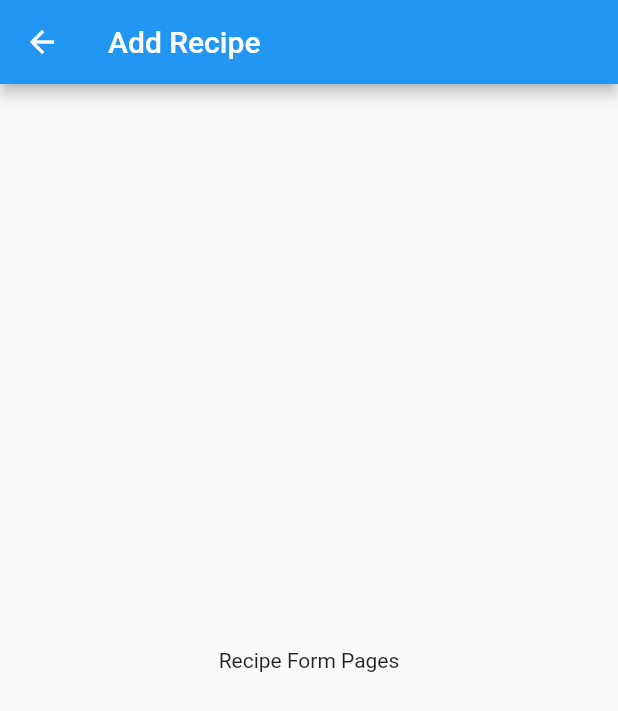
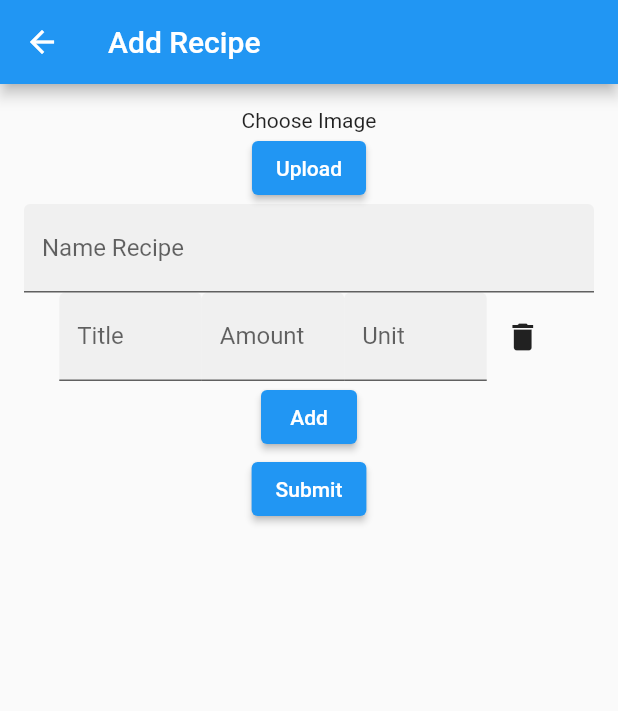
Before and after one commit to personal-by-molysulfur/diy-recipe-flutter, a Flutter app: the RecipeFormPage screen opened directly, on a phone screen of 412 x 824 dp. Shown: the top 711 px of the screen. Run offline on Flutter 3.47's test engine with Material 2 defaults, Android fonts, the phone set to English and light mode, and no system bars; our stand-ins replace image_picker.

Commit message:
dynamic form

```diff
--- a/lib/pages/recipe_form.dart
+++ b/lib/pages/recipe_form.dart
@@ -1,5 +1,22 @@
+import 'dart:io';
+
+import 'package:diy_recipe/widgets/recipe_text_field.dart';
 import 'package:flutter/cupertino.dart';
 import 'package:flutter/material.dart';
+import 'package:image_picker/image_picker.dart';
+
+class RecipeFormField {
+  final int index;
+  final TextEditingController titleController;
+  final TextEditingController amountController;
+  final TextEditingController unitController;
+
+  const RecipeFormField(
+      {this.index = 0,
+      this.titleController,
+      this.amountController,
+      this.unitController});
+}
 
 class RecipeFormPage extends StatefulWidget {
   static const String baseRoute = '/recipe_form';
@@ -9,21 +26,142 @@ class RecipeFormPage extends StatefulWidget {
 }
 
 class _RecipeFormPage extends State<RecipeFormPage> {
+  final _formKey = GlobalKey<FormState>();
+  final _nameController = TextEditingController();
+  PickedFile _image;
+
+  final picker = ImagePicker();
+
+  List<RecipeFormField> _fields = [
+    RecipeFormField(
+        index: 0,
+        titleController: TextEditingController(),
+        amountController: TextEditingController(),
+        unitController: TextEditingController())
+  ];
+
+  Future getImageFromGallery() async {
+    final pickedFile = await picker.getImage(source: ImageSource.gallery);
+    setState(() {
+      if (pickedFile != null) {
+        _image = new PickedFile(pickedFile.path);
+      } else {
+        print('No image selected.');
+      }
+    });
+  }
+
+  Future getImageFromCamera() async {
+    final pickedFile = await picker.getImage(source: ImageSource.camera);
+    setState(() {
+      if (pickedFile != null) {
+        _image = new PickedFile(pickedFile.path);
+      } else {
+        print('No image selected.');
+      }
+    });
+  }
+
+  _showPicker(context) {
+    showModalBottomSheet(
+        context: context,
+        builder: (buildCotext) {
+          return Container(
+            child: Wrap(
+              children: [
+                ListTile(
+                  leading: Icon(Icons.photo_library),
+                  title: Text("Gallery"),
+                  onTap: () async {
+                    getImageFromGallery();
+                  },
+                ),
+                ListTile(
+                  leading: Icon(Icons.photo_camera),
+                  title: Text("Camera"),
+                  onTap: () async {
+                    getImageFromCamera();
+                  },
+                )
+              ],
+            ),
+          );
+        });
+  }
+
   @override
   Widget build(BuildContext context) {
     return Scaffold(
         appBar: AppBar(
           title: Text("Add Recipe"),
         ),
-        body: Center(
-          child: Column(
-            mainAxisAlignment: MainAxisAlignment.center,
-            children: <Widget>[
-              Text(
-                'Recipe Form Pages',
-              )
-            ],
-          ),
-        ));
+        body: SingleChildScrollView(
+            child: Form(
+                key: _formKey,
+                child: Padding(
+                  padding:
+                      const EdgeInsets.symmetric(vertical: 16, horizontal: 16),
+                  child: Column(
+                    children: <Widget>[
+                      _image == null
+                          ? Text("Choose Image")
+                          : Image.file(
+                              File(_image.path),
+                              height: 200,
+                            ),
+                      ElevatedButton(
+                          onPressed: () {
+                            _showPicker(context);
+                          },
+                          child: Text("Upload")),
+                      TextFormField(
+                        decoration: InputDecoration(
+                            labelText: "Name Recipe",
+                            filled: true,
+                            hintText: "Name Recipe"),
+                        controller: _nameController,
+                        validator: (value) {
+                          if (value.isEmpty) {
+                            return "Enter name here.";
+                          }
+                          return null;
+                        },
+                      ),
+                      for (final field in _fields)
+                        RecipeTextField(
+                            field: field,
+                            onRemove: (int position) {
+                              setState(() {
+                                _fields.removeAt(position);
+                                print(_fields.length);
+                              });
+                            }),
+                      ElevatedButton(
+                          onPressed: () {
+                            setState(() {
+                              _fields.add(RecipeFormField(
+                                  index: _fields.length - 1,
+                                  titleController: TextEditingController(),
+                                  amountController: TextEditingController(),
+                                  unitController: TextEditingController()));
+                            });
+                            print(_fields.length);
+                          },
+                          child: Text("Add")),
+                      ElevatedButton(
+                          onPressed: () {
+                            if (_formKey.currentState.validate()) {
+                              print(_nameController.text);
+                              _fields.forEach((element) {
+                                print("${element.titleController.text}"
+                                    "${element.amountController.text}"
+                                    "${element.unitController.text}");
+                              });
+                            }
+                          },
+                          child: Text("Submit")),
+                    ],
+                  ),
+                ))));
   }
 }
--- /dev/null
+++ b/lib/widgets/recipe_text_field.dart
@@ -0,0 +1,88 @@
+import 'package:diy_recipe/pages/recipe_form.dart';
+import 'package:flutter/material.dart';
+
+class RecipeTextField extends StatefulWidget {
+  final String title = "Title";
+  final String amount = "Amount";
+  final String unit = "Unit";
+  final RecipeFormField field;
+
+  final Function(int) onRemove;
+
+  const RecipeTextField({this.field, this.onRemove});
+
+  @override
+  _RecipeTextField createState() => _RecipeTextField();
+}
+
+class _RecipeTextField extends State<RecipeTextField> {
+  final sizedBoxSpace = SizedBox(height: 24);
+
+  @override
+  Widget build(BuildContext context) {
+    return (Container(
+      child: Row(
+        mainAxisSize: MainAxisSize.min,
+        children: [
+          Flexible(
+              flex: 1,
+              child: TextFormField(
+                decoration: InputDecoration(
+                    labelText: widget.title,
+                    filled: true,
+                    hintText: widget.title),
+                controller: widget.field.titleController,
+                keyboardType: TextInputType.text,
+                validator: (value) {
+                  if (value.isEmpty) {
+                    return "Enter name here.";
+                  }
+                  return null;
+                },
+              )),
+          Flexible(
+              flex: 1,
+              child: TextFormField(
+                decoration: InputDecoration(
+                    labelText: widget.amount,
+                    filled: true,
+                    hintText: widget.amount),
+                controller: widget.field.amountController,
+                keyboardType: TextInputType.number,
+                validator: (value) {
+                  if (value.isEmpty) {
+                    return "Enter name here.";
+                  }
+                  return null;
+                },
+              )),
+          Flexible(
+              flex: 1,
+              child: TextFormField(
+                decoration: InputDecoration(
+                    labelText: widget.unit,
+                    filled: true,
+                    hintText: widget.unit),
+                controller: widget.field.unitController,
+                keyboardType: TextInputType.number,
+                validator: (value) {
+                  if (value.isEmpty) {
+                    return "Enter name here.";
+                  }
+                  return null;
+                },
+              )),
+          Flexible(
+            flex: 1,
+            child: IconButton(
+              icon: Icon(Icons.delete),
+              onPressed: () {
+                widget.onRemove(widget.field.index);
+              },
+            ),
+          )
+        ],
+      ),
+    ));
+  }
+}
--- a/pubspec.yaml
+++ b/pubspec.yaml
@@ -23,6 +23,7 @@ environment:
 dependencies:
   flutter:
     sdk: flutter
+  image_picker: 0.6.7
 
 
   # The following adds the Cupertino Icons font to your application.
```
Also changed, not shown: pubspec.lock, 1 other file.
